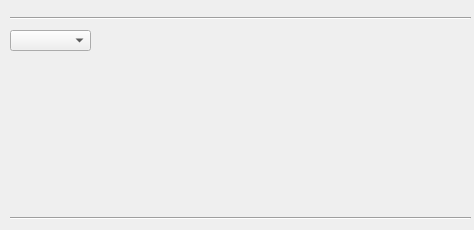
Before: the Qt Designer form crewardwidget.ui in YakSid/PDNK2, drawn with Qt 5.
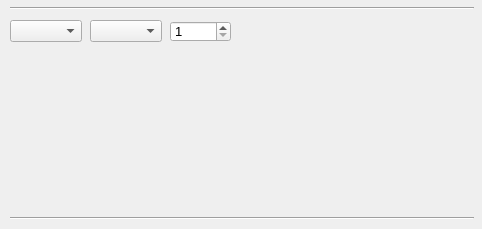
After: the same form once the commit is applied.

Patch:
```diff
--- a/crewardwidget.ui
+++ b/crewardwidget.ui
@@ -6,10 +6,15 @@
    <rect>
     <x>0</x>
     <y>0</y>
-    <width>474</width>
-    <height>230</height>
+    <width>482</width>
+    <height>229</height>
    </rect>
   </property>
+  <property name="font">
+   <font>
+    <pointsize>10</pointsize>
+   </font>
+  </property>
   <property name="windowTitle">
    <string>Form</string>
   </property>
@@ -17,9 +22,9 @@
    <property name="geometry">
     <rect>
      <x>10</x>
-     <y>30</y>
-     <width>81</width>
-     <height>21</height>
+     <y>20</y>
+     <width>72</width>
+     <height>22</height>
     </rect>
    </property>
   </widget>
@@ -27,8 +32,8 @@
    <property name="geometry">
     <rect>
      <x>10</x>
-     <y>10</y>
-     <width>461</width>
+     <y>0</y>
+     <width>464</width>
      <height>16</height>
     </rect>
    </property>
@@ -41,7 +46,7 @@
     <rect>
      <x>10</x>
      <y>210</y>
-     <width>461</width>
+     <width>464</width>
      <height>16</height>
     </rect>
    </property>
@@ -49,6 +54,32 @@
     <enum>Qt::Horizontal</enum>
    </property>
   </widget>
+  <widget class="QComboBox" name="cb_object">
+   <property name="geometry">
+    <rect>
+     <x>90</x>
+     <y>20</y>
+     <width>72</width>
+     <height>22</height>
+    </rect>
+   </property>
+  </widget>
+  <widget class="QSpinBox" name="sp_rewardCount">
+   <property name="geometry">
+    <rect>
+     <x>170</x>
+     <y>21</y>
+     <width>61</width>
+     <height>21</height>
+    </rect>
+   </property>
+   <property name="minimum">
+    <number>1</number>
+   </property>
+   <property name="maximum">
+    <number>99999</number>
+   </property>
+  </widget>
  </widget>
  <resources/>
  <connections/>
```
